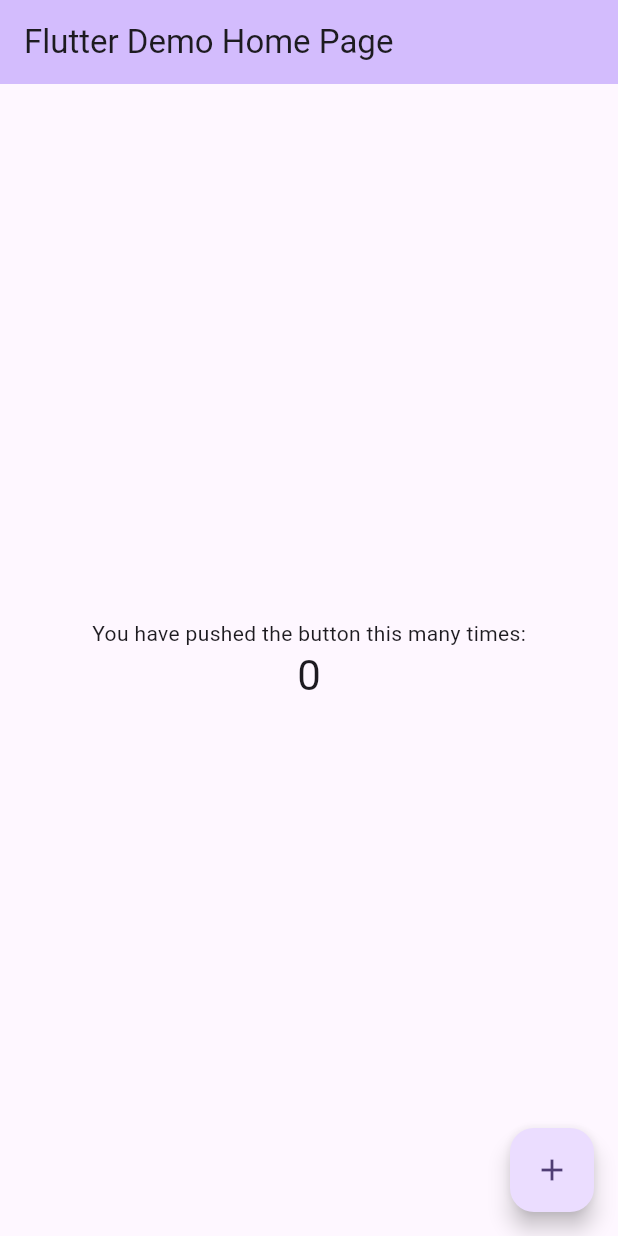
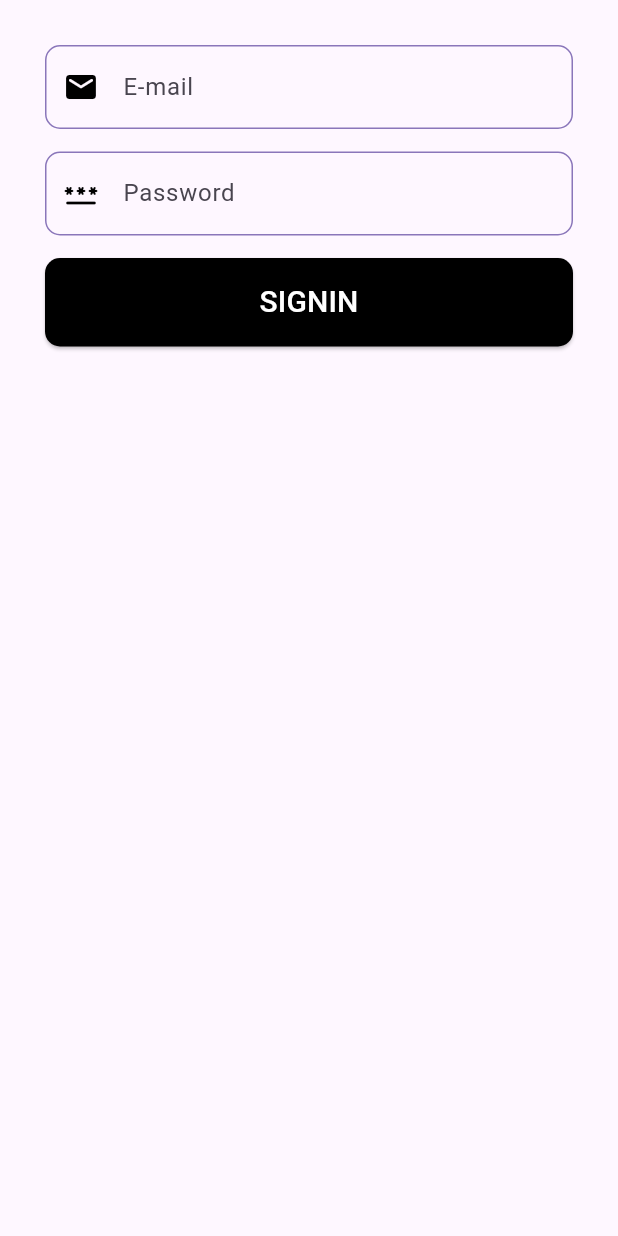
Before and after one commit to Itzklp/NeighboSphere, a Flutter app: the screen it shows after launch, on a phone screen of 412 x 824 dp. Run offline on Flutter 3.47's test engine with Material 3 defaults, Android fonts, the phone set to English and light mode, and no system bars; our stand-ins replace fluttertoast, hexcolor.

Commit message:
new commit

```diff
--- /dev/null
+++ b/lib/SignIn.dart
@@ -0,0 +1,112 @@
+import 'package:flutter/material.dart';
+import 'package:hexcolor/hexcolor.dart';
+import 'package:fluttertoast/fluttertoast.dart';
+
+class SignIn extends StatefulWidget {
+  const SignIn({super.key});
+
+  @override
+  State<SignIn> createState() => _SignInState();
+}
+
+class _SignInState extends State<SignIn> {
+  String email='',password='';
+  @override
+  Widget build(BuildContext context) {
+    return Scaffold(
+        body: SingleChildScrollView(
+        child: Container(
+        padding: EdgeInsets.all(30.0),
+        child: Center(
+          child: Column(
+          crossAxisAlignment: CrossAxisAlignment.stretch,
+          children: [
+            TextField(
+              onChanged: (value){
+                email = value;
+              },
+              decoration: InputDecoration(
+                prefixIcon: const Icon(Icons.email_rounded, color: Colors.black),
+                hintText: 'Enter E-mail',
+                label: const Text('E-mail'),
+                enabledBorder: OutlineInputBorder(
+                    borderSide:  BorderSide(color: HexColor("#8a76ba")),
+                    borderRadius: BorderRadius.circular(10.0)
+                ),
+                focusedBorder: OutlineInputBorder(
+                    borderSide: const BorderSide(
+                        color: Colors.purple,
+                        width: 2.0
+                    ),
+                    borderRadius: BorderRadius.circular(10.0)
+                ),
+              ),
+            ),
+            const SizedBox(height: 15.0,),
+            TextField(
+              onChanged: (value){
+                password = value;
+              },
+              decoration: InputDecoration(
+                prefixIcon: const Icon(Icons.password_rounded, color: Colors.black),
+                hintText: 'Password',
+                label: const Text('Password'),
+                enabledBorder: OutlineInputBorder(
+                    borderSide:  BorderSide(color: HexColor("#8a76ba")),
+                    borderRadius: BorderRadius.circular(10.0)
+                ),
+                focusedBorder: OutlineInputBorder(
+                    borderSide: const BorderSide(
+                        color: Colors.purple,
+                        width: 2.0
+                    ),
+                    borderRadius: BorderRadius.circular(10.0)
+                ),
+              ),
+            ),
+            const SizedBox(height: 15.0,),
+            ElevatedButton(
+              onPressed: (){
+                setState(() {
+                  if(password.isEmpty || email.isEmpty) {
+                    Fluttertoast.showToast(
+                        msg: "One of the field is empty",
+                        toastLength: Toast.LENGTH_SHORT,
+                        gravity: ToastGravity.CENTER,
+                        timeInSecForIosWeb: 3,
+                        backgroundColor: Colors.red,
+                        textColor: Colors.white,
+                        fontSize: 16.0
+                    );
+                  }
+                  else{
+                    //register the user
+                  }
+                });
+                // Navigator.of(context).pop();
+              },
+              style: ElevatedButton.styleFrom(
+                  backgroundColor: Colors.black,
+                  shape: RoundedRectangleBorder(
+                      borderRadius: BorderRadius.circular(10.0)
+                  )
+              ),
+              child: Container(
+                padding: const EdgeInsets.all(15.0),
+                child: const Text(
+                  'SIGNIN',
+                  style: TextStyle(
+                      fontSize: 20,
+                      color: Colors.white
+                  ),
+                ),
+              ),
+            ),
+              ]
+            ),
+          ),
+        ),
+      ),
+    );
+  }
+}
--- a/lib/main.dart
+++ b/lib/main.dart
@@ -1,125 +1,9 @@
 import 'package:flutter/material.dart';
+import 'package:neighbosphere/SignUp.dart';
+import 'SignIn.dart';
+import 'SplashScreen.dart';
 
-void main() {
-  runApp(const MyApp());
-}
-
-class MyApp extends StatelessWidget {
-  const MyApp({super.key});
-
-  // This widget is the root of your application.
-  @override
-  Widget build(BuildContext context) {
-    return MaterialApp(
-      title: 'Flutter Demo',
-      theme: ThemeData(
-        // This is the theme of your application.
-        //
-        // TRY THIS: Try running your application with "flutter run". You'll see
-        // the application has a purple toolbar. Then, without quitting the app,
-        // try changing the seedColor in the colorScheme below to Colors.green
-        // and then invoke "hot reload" (save your changes or press the "hot
-        // reload" button in a Flutter-supported IDE, or press "r" if you used
-        // the command line to start the app).
-        //
-        // Notice that the counter didn't reset back to zero; the application
-        // state is not lost during the reload. To reset the state, use hot
-        // restart instead.
-        //
-        // This works for code too, not just values: Most code changes can be
-        // tested with just a hot reload.
-        colorScheme: ColorScheme.fromSeed(seedColor: Colors.deepPurple),
-        useMaterial3: true,
-      ),
-      home: const MyHomePage(title: 'Flutter Demo Home Page'),
-    );
-  }
-}
-
-class MyHomePage extends StatefulWidget {
-  const MyHomePage({super.key, required this.title});
-
-  // This widget is the home page of your application. It is stateful, meaning
-  // that it has a State object (defined below) that contains fields that affect
-  // how it looks.
-
-  // This class is the configuration for the state. It holds the values (in this
-  // case the title) provided by the parent (in this case the App widget) and
-  // used by the build method of the State. Fields in a Widget subclass are
-  // always marked "final".
-
-  final String title;
-
-  @override
-  State<MyHomePage> createState() => _MyHomePageState();
-}
-
-class _MyHomePageState extends State<MyHomePage> {
-  int _counter = 0;
-
-  void _incrementCounter() {
-    setState(() {
-      // This call to setState tells the Flutter framework that something has
-      // changed in this State, which causes it to rerun the build method below
-      // so that the display can reflect the updated values. If we changed
-      // _counter without calling setState(), then the build method would not be
-      // called again, and so nothing would appear to happen.
-      _counter++;
-    });
-  }
-
-  @override
-  Widget build(BuildContext context) {
-    // This method is rerun every time setState is called, for instance as done
-    // by the _incrementCounter method above.
-    //
-    // The Flutter framework has been optimized to make rerunning build methods
-    // fast, so that you can just rebuild anything that needs updating rather
-    // than having to individually change instances of widgets.
-    return Scaffold(
-      appBar: AppBar(
-        // TRY THIS: Try changing the color here to a specific color (to
-        // Colors.amber, perhaps?) and trigger a hot reload to see the AppBar
-        // change color while the other colors stay the same.
-        backgroundColor: Theme.of(context).colorScheme.inversePrimary,
-        // Here we take the value from the MyHomePage object that was created by
-        // the App.build method, and use it to set our appbar title.
-        title: Text(widget.title),
-      ),
-      body: Center(
-        // Center is a layout widget. It takes a single child and positions it
-        // in the middle of the parent.
-        child: Column(
-          // Column is also a layout widget. It takes a list of children and
-          // arranges them vertically. By default, it sizes itself to fit its
-          // children horizontally, and tries to be as tall as its parent.
-          //
-          // Column has various properties to control how it sizes itself and
-          // how it positions its children. Here we use mainAxisAlignment to
-          // center the children vertically; the main axis here is the vertical
-          // axis because Columns are vertical (the cross axis would be
-          // horizontal).
-          //
-          // TRY THIS: Invoke "debug painting" (choose the "Toggle Debug Paint"
-          // action in the IDE, or press "p" in the console), to see the
-          // wireframe for each widget.
-          mainAxisAlignment: MainAxisAlignment.center,
-          children: <Widget>[
-            const Text(
-              'You have pushed the button this many times:',
-            ),
-            Text(
-              '$_counter',
-              style: Theme.of(context).textTheme.headlineMedium,
-            ),
-          ],
-        ),
-      ),
-      floatingActionButton: FloatingActionButton(
-        onPressed: _incrementCounter,
-        tooltip: 'Increment',
-        child: const Icon(Icons.add),
-      ), // This trailing comma makes auto-formatting nicer for build methods.
-    );
-  }
-}
+void main() => runApp(MaterialApp(
+  home: SignIn(),
+)
+);
```
Also changed, not shown: lib/SignUp.dart (added, +224 -0 lines), lib/SplashScreen.dart (added, +19 -0 lines), pubspec.yaml (+6 -3 lines), kalp/aklp.txt (deleted), pubspec.lock.
